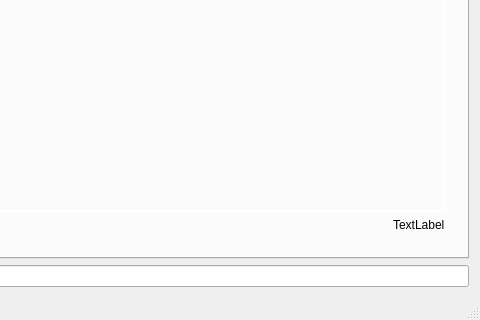
The window that mainwindow.ui (OnnoBH/sark-100-antenna-analyzer) describes before a commit, drawn with Qt 5; both pictures show x 699 to 1179 and y 348 to 668 of the 1179 by 668 pixel window.
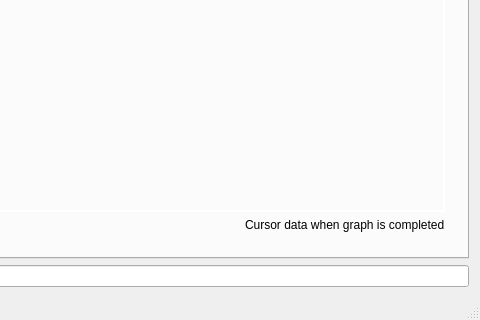
The same window after the commit. Icons and pictures are not drawn. Custom widgets are drawn as their Qt base class.

Commit message: Included real time freq + swr for both modes

Patch:
```diff
--- a/mainwindow.ui
+++ b/mainwindow.ui
@@ -1207,7 +1207,7 @@
                <item>
                 <widget class="QLabel" name="cursor_disp">
                  <property name="text">
-                  <string>TextLabel</string>
+                  <string>Cursor data when graph is completed</string>
                  </property>
                 </widget>
                </item>
```
The commit also changes 1 other file.
